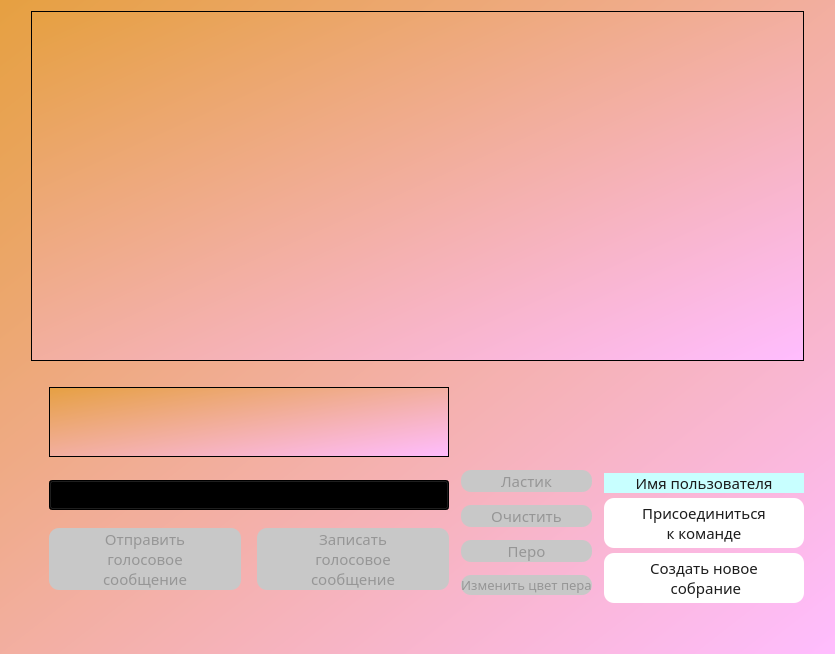
Before: the Qt Designer form Client/jeducation-v0.1/brainstorm.ui in Avedik/Desktop-application-IEducation, drawn with Qt 5.
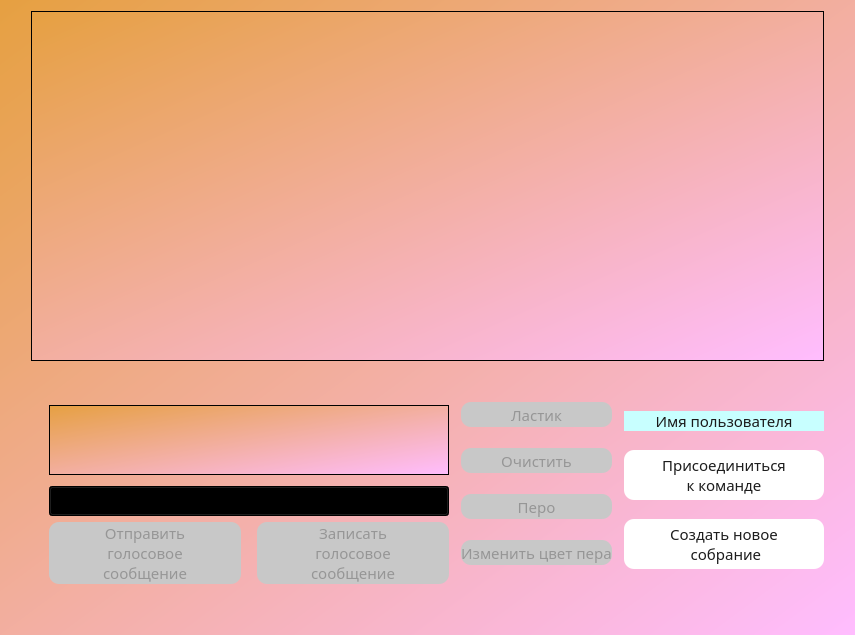
After: the same form once the commit is applied.

Commit message: Отредактировал дизайн второго сценария

The edit to the form file:
```diff
--- a/Client/jeducation-v0.1/brainstorm.ui
+++ b/Client/jeducation-v0.1/brainstorm.ui
@@ -58,16 +58,6 @@
      </property>
     </spacer>
    </item>
-   <item row="9" column="5">
-    <widget class="QTableWidget" name="audioFilesBox">
-     <property name="minimumSize">
-      <size>
-       <width>400</width>
-       <height>0</height>
-      </size>
-     </property>
-    </widget>
-   </item>
    <item row="13" column="5">
     <spacer name="verticalSpacer_4">
      <property name="orientation">
@@ -122,213 +112,6 @@
      </property>
     </widget>
    </item>
-   <item row="12" column="9">
-    <layout class="QVBoxLayout" name="verticalLayout_2">
-     <property name="spacing">
-      <number>5</number>
-     </property>
-     <property name="topMargin">
-      <number>10</number>
-     </property>
-     <item>
-      <widget class="QLabel" name="label_3">
-       <property name="sizePolicy">
-        <sizepolicy hsizetype="Preferred" vsizetype="Expanding">
-         <horstretch>0</horstretch>
-         <verstretch>0</verstretch>
-        </sizepolicy>
-       </property>
-       <property name="minimumSize">
-        <size>
-         <width>200</width>
-         <height>20</height>
-        </size>
-       </property>
-       <property name="maximumSize">
-        <size>
-         <width>100</width>
-         <height>20</height>
-        </size>
-       </property>
-       <property name="styleSheet">
-        <string notr="true">background-color: rgb(200, 255, 255);
-color: rgb(27, 27, 27);
-</string>
-       </property>
-       <property name="text">
-        <string>Имя пользователя</string>
-       </property>
-       <property name="alignment">
-        <set>Qt::AlignCenter</set>
-       </property>
-      </widget>
-     </item>
-     <item>
-      <widget class="QPushButton" name="joinButton">
-       <property name="minimumSize">
-        <size>
-         <width>0</width>
-         <height>50</height>
-        </size>
-       </property>
-       <property name="font">
-        <font>
-         <family>Bahnschrift</family>
-         <pointsize>11</pointsize>
-        </font>
-       </property>
-       <property name="styleSheet">
-        <string notr="true">background-color: rgb(255, 255, 255);
-color: rgb(29, 29, 29);
-border:2px;
-border-radius:10;</string>
-       </property>
-       <property name="text">
-        <string>Присоединиться 
-к команде</string>
-       </property>
-      </widget>
-     </item>
-     <item>
-      <widget class="QPushButton" name="newMeetingButton">
-       <property name="minimumSize">
-        <size>
-         <width>0</width>
-         <height>50</height>
-        </size>
-       </property>
-       <property name="font">
-        <font>
-         <family>Bahnschrift</family>
-         <pointsize>11</pointsize>
-        </font>
-       </property>
-       <property name="styleSheet">
-        <string notr="true">background-color: rgb(255, 255, 255);
-color: rgb(29, 29, 29);
-border:2px;
-border-radius:10;
-</string>
-       </property>
-       <property name="text">
-        <string>Создать новое
- собрание</string>
-       </property>
-      </widget>
-     </item>
-    </layout>
-   </item>
-   <item row="12" column="7">
-    <layout class="QVBoxLayout" name="verticalLayout_5">
-     <property name="spacing">
-      <number>6</number>
-     </property>
-     <item>
-      <widget class="QPushButton" name="eraserButton">
-       <property name="minimumSize">
-        <size>
-         <width>0</width>
-         <height>20</height>
-        </size>
-       </property>
-       <property name="font">
-        <font>
-         <family>Bahnschrift</family>
-         <pointsize>11</pointsize>
-        </font>
-       </property>
-       <property name="styleSheet">
-        <string notr="true">background-color: rgb(200, 200, 200);
-color: rgb(150, 150, 150);
-border:2px;
-border-radius:10;
-</string>
-       </property>
-       <property name="text">
-        <string>Ластик</string>
-       </property>
-      </widget>
-     </item>
-     <item>
-      <widget class="QPushButton" name="clearButton">
-       <property name="minimumSize">
-        <size>
-         <width>0</width>
-         <height>20</height>
-        </size>
-       </property>
-       <property name="font">
-        <font>
-         <family>Bahnschrift</family>
-         <pointsize>11</pointsize>
-        </font>
-       </property>
-       <property name="styleSheet">
-        <string notr="true">background-color: rgb(200, 200, 200);
-color: rgb(150, 150, 150);
-border:2px;
-border-radius:10;
-</string>
-       </property>
-       <property name="text">
-        <string>Очистить</string>
-       </property>
-      </widget>
-     </item>
-     <item>
-      <widget class="QPushButton" name="styletButton">
-       <property name="minimumSize">
-        <size>
-         <width>0</width>
-         <height>20</height>
-        </size>
-       </property>
-       <property name="font">
-        <font>
-         <family>Bahnschrift</family>
-         <pointsize>11</pointsize>
-        </font>
-       </property>
-       <property name="styleSheet">
-        <string notr="true">background-color: rgb(200, 200, 200);
-color: rgb(150, 150, 150);
-border:2px;
-border-radius:10;
-</string>
-       </property>
-       <property name="text">
-        <string>Перо</string>
-       </property>
-      </widget>
-     </item>
-     <item>
-      <widget class="QPushButton" name="changeColorButton">
-       <property name="minimumSize">
-        <size>
-         <width>0</width>
-         <height>20</height>
-        </size>
-       </property>
-       <property name="font">
-        <font>
-         <family>Bahnschrift</family>
-         <pointsize>10</pointsize>
-        </font>
-       </property>
-       <property name="styleSheet">
-        <string notr="true">background-color: rgb(200, 200, 200);
-color: rgb(150, 150, 150);
-border:2px;
-border-radius:10;
-</string>
-       </property>
-       <property name="text">
-        <string>Изменить цвет пера</string>
-       </property>
-      </widget>
-     </item>
-    </layout>
-   </item>
    <item row="12" column="6">
     <spacer name="horizontalSpacer">
      <property name="orientation">
@@ -360,6 +143,16 @@
    </item>
    <item row="12" column="5">
     <layout class="QVBoxLayout" name="verticalLayout">
+     <item>
+      <widget class="QTableWidget" name="audioFilesBox">
+       <property name="minimumSize">
+        <size>
+         <width>400</width>
+         <height>0</height>
+        </size>
+       </property>
+      </widget>
+     </item>
      <item>
       <spacer name="verticalSpacer_3">
        <property name="orientation">
@@ -461,6 +254,226 @@
      </property>
     </spacer>
    </item>
+   <item row="9" column="7" rowspan="4">
+    <layout class="QVBoxLayout" name="verticalLayout_5">
+     <property name="spacing">
+      <number>6</number>
+     </property>
+     <item>
+      <widget class="QPushButton" name="eraserButton">
+       <property name="minimumSize">
+        <size>
+         <width>0</width>
+         <height>25</height>
+        </size>
+       </property>
+       <property name="font">
+        <font>
+         <family>Bahnschrift</family>
+         <pointsize>11</pointsize>
+        </font>
+       </property>
+       <property name="styleSheet">
+        <string notr="true">background-color: rgb(200, 200, 200);
+color: rgb(150, 150, 150);
+border:2px;
+border-radius:10;
+</string>
+       </property>
+       <property name="text">
+        <string>Ластик</string>
+       </property>
+      </widget>
+     </item>
+     <item>
+      <widget class="QPushButton" name="clearButton">
+       <property name="minimumSize">
+        <size>
+         <width>0</width>
+         <height>25</height>
+        </size>
+       </property>
+       <property name="font">
+        <font>
+         <family>Bahnschrift</family>
+         <pointsize>11</pointsize>
+        </font>
+       </property>
+       <property name="styleSheet">
+        <string notr="true">background-color: rgb(200, 200, 200);
+color: rgb(150, 150, 150);
+border:2px;
+border-radius:10;
+</string>
+       </property>
+       <property name="text">
+        <string>Очистить</string>
+       </property>
+      </widget>
+     </item>
+     <item>
+      <widget class="QPushButton" name="styletButton">
+       <property name="minimumSize">
+        <size>
+         <width>0</width>
+         <height>25</height>
+        </size>
+       </property>
+       <property name="font">
+        <font>
+         <family>Bahnschrift</family>
+         <pointsize>11</pointsize>
+        </font>
+       </property>
+       <property name="styleSheet">
+        <string notr="true">background-color: rgb(200, 200, 200);
+color: rgb(150, 150, 150);
+border:2px;
+border-radius:10;
+</string>
+       </property>
+       <property name="text">
+        <string>Перо</string>
+       </property>
+      </widget>
+     </item>
+     <item>
+      <widget class="QPushButton" name="changeColorButton">
+       <property name="minimumSize">
+        <size>
+         <width>0</width>
+         <height>25</height>
+        </size>
+       </property>
+       <property name="font">
+        <font>
+         <family>Bahnschrift</family>
+         <pointsize>11</pointsize>
+        </font>
+       </property>
+       <property name="styleSheet">
+        <string notr="true">background-color: rgb(200, 200, 200);
+color: rgb(150, 150, 150);
+border:2px;
+border-radius:10;
+</string>
+       </property>
+       <property name="text">
+        <string>Изменить цвет пера</string>
+       </property>
+      </widget>
+     </item>
+    </layout>
+   </item>
+   <item row="12" column="8">
+    <spacer name="horizontalSpacer_2">
+     <property name="orientation">
+      <enum>Qt::Horizontal</enum>
+     </property>
+     <property name="sizeHint" stdset="0">
+      <size>
+       <width>40</width>
+       <height>20</height>
+      </size>
+     </property>
+    </spacer>
+   </item>
+   <item row="9" column="9" rowspan="4">
+    <layout class="QVBoxLayout" name="verticalLayout_2">
+     <property name="spacing">
+      <number>5</number>
+     </property>
+     <property name="topMargin">
+      <number>10</number>
+     </property>
+     <item>
+      <widget class="QLabel" name="label_3">
+       <property name="sizePolicy">
+        <sizepolicy hsizetype="Preferred" vsizetype="Expanding">
+         <horstretch>0</horstretch>
+         <verstretch>0</verstretch>
+        </sizepolicy>
+       </property>
+       <property name="minimumSize">
+        <size>
+         <width>200</width>
+         <height>20</height>
+        </size>
+       </property>
+       <property name="maximumSize">
+        <size>
+         <width>100</width>
+         <height>20</height>
+        </size>
+       </property>
+       <property name="styleSheet">
+        <string notr="true">background-color: rgb(200, 255, 255);
+color: rgb(27, 27, 27);
+</string>
+       </property>
+       <property name="text">
+        <string>Имя пользователя</string>
+       </property>
+       <property name="alignment">
+        <set>Qt::AlignCenter</set>
+       </property>
+      </widget>
+     </item>
+     <item>
+      <widget class="QPushButton" name="joinButton">
+       <property name="minimumSize">
+        <size>
+         <width>0</width>
+         <height>50</height>
+        </size>
+       </property>
+       <property name="font">
+        <font>
+         <family>Bahnschrift</family>
+         <pointsize>11</pointsize>
+        </font>
+       </property>
+       <property name="styleSheet">
+        <string notr="true">background-color: rgb(255, 255, 255);
+color: rgb(29, 29, 29);
+border:2px;
+border-radius:10;</string>
+       </property>
+       <property name="text">
+        <string>Присоединиться 
+к команде</string>
+       </property>
+      </widget>
+     </item>
+     <item>
+      <widget class="QPushButton" name="newMeetingButton">
+       <property name="minimumSize">
+        <size>
+         <width>0</width>
+         <height>50</height>
+        </size>
+       </property>
+       <property name="font">
+        <font>
+         <family>Bahnschrift</family>
+         <pointsize>11</pointsize>
+        </font>
+       </property>
+       <property name="styleSheet">
+        <string notr="true">background-color: rgb(255, 255, 255);
+color: rgb(29, 29, 29);
+border:2px;
+border-radius:10;
+</string>
+       </property>
+       <property name="text">
+        <string>Создать новое
+ собрание</string>
+       </property>
+      </widget>
+     </item>
+    </layout>
+   </item>
   </layout>
  </widget>
  <resources/>
```
The commit also changes 6 other files.
